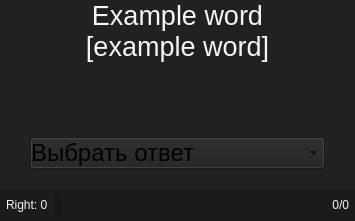
Before: the Qt Designer form res/uis/test_level_0.ui in yasperrus/LearnEnglishSubtitles, drawn with Qt 5.
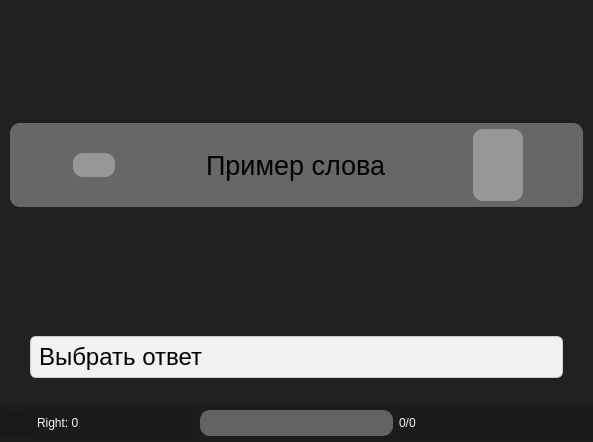
After: the same form once the commit is applied. Icons and pictures are not drawn.

Diff of the .ui file:
```diff
--- a/res/uis/test_level_0.ui
+++ b/res/uis/test_level_0.ui
@@ -6,8 +6,8 @@
    <rect>
     <x>0</x>
     <y>0</y>
-    <width>355</width>
-    <height>221</height>
+    <width>593</width>
+    <height>442</height>
    </rect>
   </property>
   <property name="windowTitle">
@@ -33,10 +33,53 @@
     <number>0</number>
    </property>
    <item>
-    <layout class="QVBoxLayout" name="verticalLayout">
-     <item>
-      <layout class="QHBoxLayout" name="horizontalLayout" stretch="0,1,0">
-       <item>
+    <widget class="QWidget" name="test_main_widget" native="true">
+     <layout class="QVBoxLayout" name="verticalLayout" stretch="2,1,0">
+      <property name="leftMargin">
+       <number>0</number>
+      </property>
+      <property name="topMargin">
+       <number>0</number>
+      </property>
+      <property name="rightMargin">
+       <number>0</number>
+      </property>
+      <property name="bottomMargin">
+       <number>0</number>
+      </property>
+      <item alignment="Qt::AlignVCenter">
+       <widget class="QWidget" name="widget_2" native="true">
+        <property name="sizePolicy">
+         <sizepolicy hsizetype="Preferred" vsizetype="Preferred">
+          <horstretch>0</horstretch>
+          <verstretch>0</verstretch>
+         </sizepolicy>
+        </property>
+        <property name="maximumSize">
+         <size>
+          <width>16777215</width>
+          <height>16777215</height>
+         </size>
+        </property>
+        <property name="styleSheet">
+         <string notr="true">margin: 10px;
+background-color: rgba(255, 255, 255, 80);
+border-radius: 10px;</string>
+        </property>
+        <layout class="QHBoxLayout" name="horizontalLayout_4" stretch="0,0,0">
+         <property name="leftMargin">
+          <number>6</number>
+         </property>
+         <property name="topMargin">
+          <number>6</number>
+         </property>
+         <property name="rightMargin">
+          <number>6</number>
+         </property>
+         <property name="bottomMargin">
+          <number>6</number>
+         </property>
+         <item alignment="Qt::AlignHCenter|Qt::AlignVCenter">
         <widget class="QPushButton" name="but_hard">
          <property name="sizePolicy">
           <sizepolicy hsizetype="Preferred" vsizetype="Maximum">
@@ -47,9 +90,11 @@
          <property name="styleSheet">
           <string notr="true">QPushButton {
 color: rgb(250, 250, 250);
-background-color: rgba(255, 255, 255, 0);
+background-color: rgba(255, 255, 255, 80);
 border: 0px solid #ffffff;
-}</string>
+padding:5px;
+}
+</string>
          </property>
          <property name="text">
           <string/>
@@ -77,23 +122,22 @@
           </font>
          </property>
          <property name="styleSheet">
-          <string notr="true">background-color: rgba(255, 255, 255, 0);
-color: rgb(246, 245, 244);</string>
+            <string notr="true">background-color: rgba(255, 255, 255, 0);</string>
          </property>
          <property name="text">
-          <string>Example word
-[example word]</string>
-         </property>
-         <property name="alignment">
-          <set>Qt::AlignCenter</set>
+            <string>Пример слова</string>
          </property>
          <property name="wordWrap">
           <bool>true</bool>
          </property>
-        </widget>
-       </item>
-       <item>
-        <layout class="QVBoxLayout" name="verticalLayout_4">
+           <property name="margin">
+            <number>0</number>
+           </property>
+          </widget>
+         </item>
+         <item alignment="Qt::AlignHCenter">
+          <widget class="QWidget" name="widget_4" native="true">
+           <layout class="QVBoxLayout" name="verticalLayout_6">
          <item>
           <widget class="QLabel" name="label_right">
            <property name="minimumSize">
@@ -120,9 +164,6 @@
            <property name="scaledContents">
             <bool>true</bool>
            </property>
-           <property name="alignment">
-            <set>Qt::AlignRight|Qt::AlignTrailing|Qt::AlignVCenter</set>
-           </property>
           </widget>
          </item>
          <item>
@@ -149,21 +190,10 @@
           </widget>
          </item>
         </layout>
-       </item>
-      </layout>
-     </item>
-     <item>
-      <spacer name="verticalSpacer">
-       <property name="orientation">
-        <enum>Qt::Vertical</enum>
-       </property>
-       <property name="sizeHint" stdset="0">
-        <size>
-         <width>20</width>
-         <height>40</height>
-        </size>
-       </property>
-      </spacer>
+          </widget>
+         </item>
+        </layout>
+       </widget>
      </item>
      <item>
       <widget class="QComboBox" name="combobox_answers">
@@ -173,9 +203,44 @@
         </font>
        </property>
        <property name="styleSheet">
-        <string notr="true">margin-left:30px;
+         <string notr="true">
+
+QComboBox {
+margin-left:30px;
 margin-right:30px;
-margin-bottom:20px;</string>
+margin-bottom:20px;
+    background: #f2f2f2;
+    border: 1px solid #cccccc;
+    border-radius: 6px;
+    padding: 5px 8px;
+}
+
+QComboBox:hover {
+    border: 1px solid #888888;
+}
+
+QComboBox:focus {
+    border: 1px solid #5c9ded; /* цвет фокуса */
+}
+
+QComboBox::drop-down {
+    width: 25px;
+    border: none;
+    background: transparent;
+}
+
+QComboBox::down-arrow {
+    image: url(:/icons/arrow-down.png); /* или убери, и Qt поставит стандартную */
+    width: 12px;
+    height: 12px;
+}
+
+QComboBox QAbstractItemView {
+    background: white;
+    border: 1px solid #cccccc;
+    selection-background-color: #e6f0ff;
+}
+</string>
        </property>
        <item>
         <property name="text">
@@ -185,31 +250,57 @@
       </widget>
      </item>
      <item>
-      <layout class="QVBoxLayout" name="verticalLayout_3">
-       <item>
         <widget class="QWidget" name="widget" native="true">
+        <property name="styleSheet">
+         <string notr="true">background-color: rgba(23, 23, 23, 128);</string>
+        </property>
+        <layout class="QHBoxLayout" name="horizontalLayout_5">
+         <property name="leftMargin">
+          <number>0</number>
+         </property>
+         <property name="topMargin">
+          <number>6</number>
+         </property>
+         <property name="rightMargin">
+          <number>0</number>
+         </property>
+         <property name="bottomMargin">
+          <number>6</number>
+         </property>
+         <item>
+          <widget class="QWidget" name="verticalWidget_2" native="true">
+           <layout class="QHBoxLayout" name="horizontalLayout_2">
+            <property name="leftMargin">
+             <number>6</number>
+            </property>
+            <property name="topMargin">
+             <number>0</number>
+            </property>
+            <property name="rightMargin">
+             <number>0</number>
+            </property>
+            <property name="bottomMargin">
+             <number>0</number>
+            </property>
+            <item>
+             <widget class="QLabel" name="label_check">
          <property name="maximumSize">
           <size>
-           <width>16777215</width>
-           <height>16777215</height>
-          </size>
-         </property>
-         <property name="styleSheet">
-          <string notr="true">background-color: rgba(23, 23, 23, 148);</string>
-         </property>
-         <layout class="QHBoxLayout" name="horizontalLayout_3">
-          <property name="leftMargin">
-           <number>6</number>
-          </property>
-          <property name="topMargin">
-           <number>6</number>
-          </property>
-          <property name="rightMargin">
-           <number>6</number>
-          </property>
-          <property name="bottomMargin">
-           <number>6</number>
-          </property>
+                <width>25</width>
+                <height>25</height>
+               </size>
+              </property>
+              <property name="text">
+               <string/>
+              </property>
+              <property name="pixmap">
+               <pixmap>../icons/checked.png</pixmap>
+              </property>
+              <property name="scaledContents">
+               <bool>true</bool>
+              </property>
+             </widget>
+            </item>
           <item>
            <widget class="QLabel" name="label_quantity_correct_answer">
             <property name="sizePolicy">
@@ -227,41 +318,22 @@
             </property>
            </widget>
           </item>
-          <item>
-           <widget class="QLabel" name="label_check">
-            <property name="maximumSize">
-             <size>
-              <width>25</width>
-              <height>25</height>
-             </size>
-            </property>
-            <property name="text">
-             <string/>
-            </property>
-            <property name="pixmap">
-             <pixmap>../icons/checked.png</pixmap>
-            </property>
-            <property name="scaledContents">
-             <bool>true</bool>
-            </property>
-            <property name="alignment">
-             <set>Qt::AlignCenter</set>
-            </property>
+           </layout>
            </widget>
           </item>
           <item>
-           <spacer name="horizontalSpacer">
-            <property name="orientation">
-             <enum>Qt::Horizontal</enum>
-            </property>
-            <property name="sizeHint" stdset="0">
-             <size>
-              <width>40</width>
-              <height>20</height>
-             </size>
+          <widget class="QWidget" name="verticalWidget" native="true">
+           <property name="styleSheet">
+            <string notr="true">background-color: rgba(255, 255, 255, 80);
+border-radius: 10px;</string>
+           </property>
+           <layout class="QHBoxLayout" name="horizontalLayout">
+            <property name="topMargin">
+             <number>4</number>
             </property>
-           </spacer>
-          </item>
+            <property name="bottomMargin">
+             <number>4</number>
+            </property>
           <item>
            <widget class="QPushButton" name="but_back">
             <property name="sizePolicy">
@@ -313,12 +385,9 @@
             </property>
             <property name="styleSheet">
              <string notr="true">QPushButton {
-color: rgb(250, 250, 250);
 background-color: rgba(255, 255, 255, 0);
 border-radius: 5px;
 border: 0px solid #000;
-padding-left:5px;
-padding-right:5px;
 }</string>
             </property>
             <property name="text">
@@ -377,19 +446,33 @@
             </property>
            </widget>
           </item>
+           </layout>
+          </widget>
+         </item>
           <item>
-           <spacer name="horizontalSpacer_2">
-            <property name="orientation">
-             <enum>Qt::Horizontal</enum>
-            </property>
-            <property name="sizeHint" stdset="0">
+          <widget class="QWidget" name="widget" native="true">
+           <property name="maximumSize">
              <size>
-              <width>40</width>
-              <height>20</height>
-             </size>
-            </property>
-           </spacer>
-          </item>
+             <width>16777215</width>
+             <height>16777215</height>
+            </size>
+           </property>
+           <property name="styleSheet">
+            <string notr="true"/>
+           </property>
+           <layout class="QHBoxLayout" name="horizontalLayout_3">
+            <property name="leftMargin">
+             <number>0</number>
+            </property>
+            <property name="topMargin">
+             <number>0</number>
+            </property>
+            <property name="rightMargin">
+             <number>6</number>
+            </property>
+            <property name="bottomMargin">
+             <number>0</number>
+            </property>
           <item>
            <widget class="QLabel" name="label_count_list">
             <property name="sizePolicy">
@@ -405,17 +488,16 @@
             <property name="text">
              <string>0/0</string>
             </property>
-            <property name="alignment">
-             <set>Qt::AlignRight|Qt::AlignTrailing|Qt::AlignVCenter</set>
-            </property>
            </widget>
           </item>
          </layout>
         </widget>
        </item>
       </layout>
-     </item>
-    </layout>
+       </widget>
+      </item>
+     </layout>
+    </widget>
    </item>
   </layout>
  </widget>
```
Lines whose indentation alone changed are shown as unchanged.
